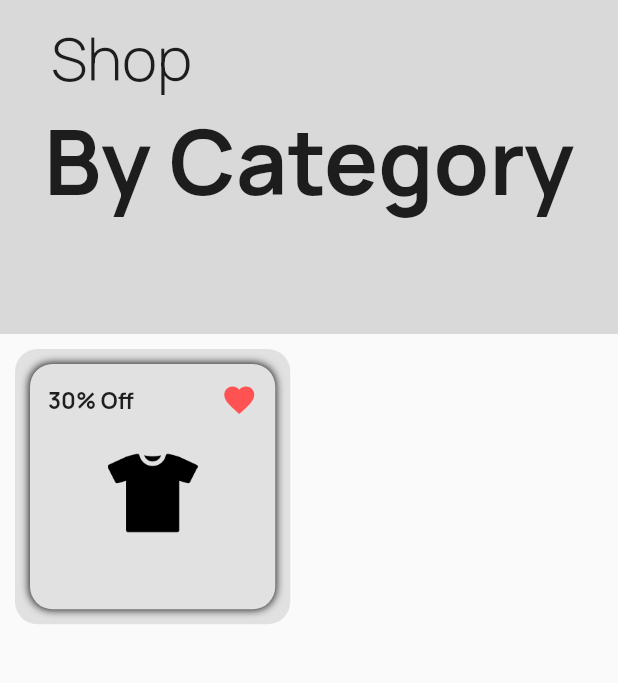
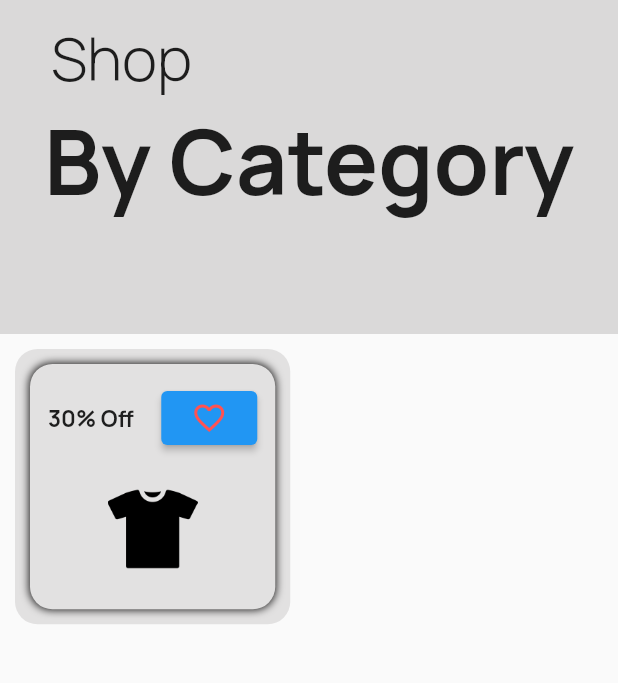
Before and after one commit to AnasKhan1506/Shopping-Ui, a Flutter app: the Category_Screen screen opened directly, on a phone screen of 412 x 824 dp, the part 116-799 px from its top. Run offline on Flutter 3.47's test engine with Material 2 defaults, Android fonts, the phone set to English and light mode, and no system bars; our stand-ins replace curved_navigation_bar.

Commit message:
adding favourite

```diff
--- a/lib/Screens/Category_screen/category.dart
+++ b/lib/Screens/Category_screen/category.dart
@@ -9,6 +9,7 @@ class Category_Screen extends StatefulWidget {
 
 class _Category_ScreenState extends State<Category_Screen> {
   List Category_items = ["assets/images/t-shirt.png"];
+
   @override
   Widget build(BuildContext context) {
     return Scaffold(
@@ -110,7 +111,7 @@ class _Category_ScreenState extends State<Category_Screen> {
                       padding: EdgeInsets.all(12),
                       child: Column(
                         children: [
-                          const Row(
+                          Row(
                             mainAxisAlignment: MainAxisAlignment.spaceBetween,
                             children: [
                               Text(
@@ -120,7 +121,14 @@ class _Category_ScreenState extends State<Category_Screen> {
                                   fontSize: 15,
                                 ),
                               ),
-                              Icon(Icons.favorite, color: Colors.redAccent),
+                              ElevatedButton(
+                                  onPressed: () {
+                                    print("hello");
+                                  },
+                                  child: Icon(
+                                    Icons.favorite_border_outlined,
+                                    color: Colors.redAccent,
+                                  ))
                             ],
                           ),
                           SizedBox(
```
